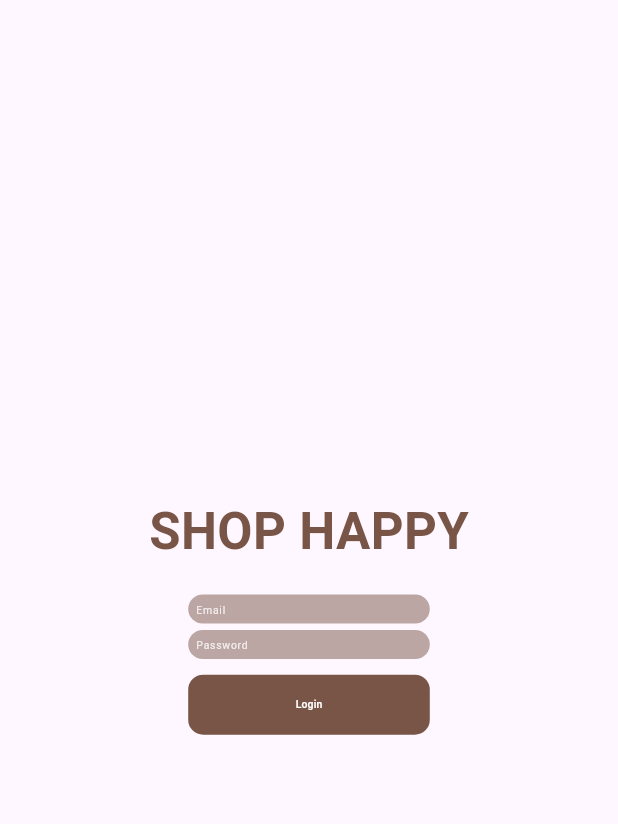
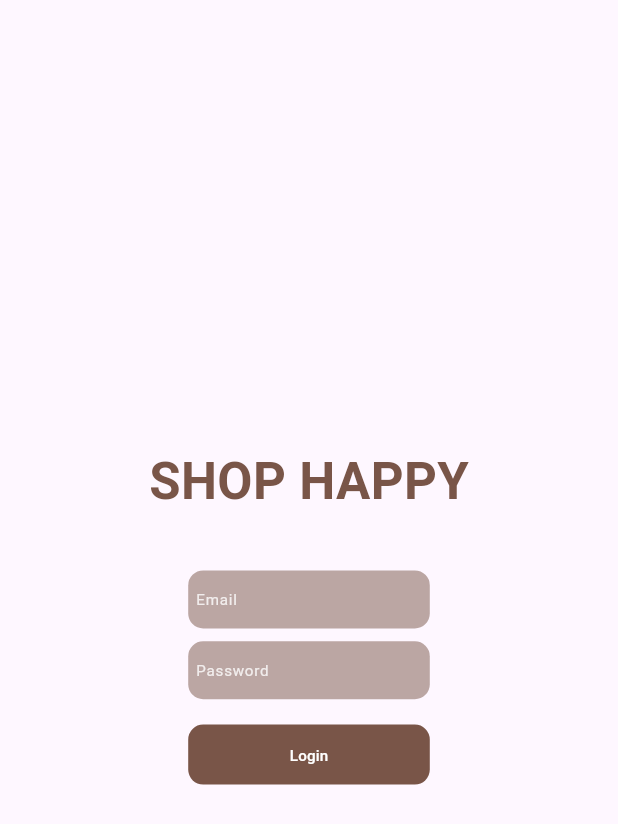
Before and after one commit to ahmedjihad2024/responsive_ui, a Flutter app: the screen it shows after launch, on a phone screen of 412 x 824 dp. Shown: the top 824 px of the screen. Run offline on Flutter 3.47's test engine with Material 3 defaults, Android fonts, the phone set to English and light mode, and no system bars.

Commit message:
FIX issue

```diff
--- a/lib/responsive_ui.dart
+++ b/lib/responsive_ui.dart
@@ -95,7 +95,7 @@ class _ResponsiveLayoutState extends State<ResponsiveLayout> {
     return LayoutBuilder(
       builder: (context, constraints) {
         return OrientationBuilder(builder: (context, orientation) {
-          Size size = Size(constraints.maxWidth, constraints.maxWidth);
+          Size size = Size(constraints.maxWidth, constraints.maxHeight);
           // var size =
           //     WidgetsBinding.instance.platformDispatcher.views.first.physicalSize /
           //         WidgetsBinding
```
